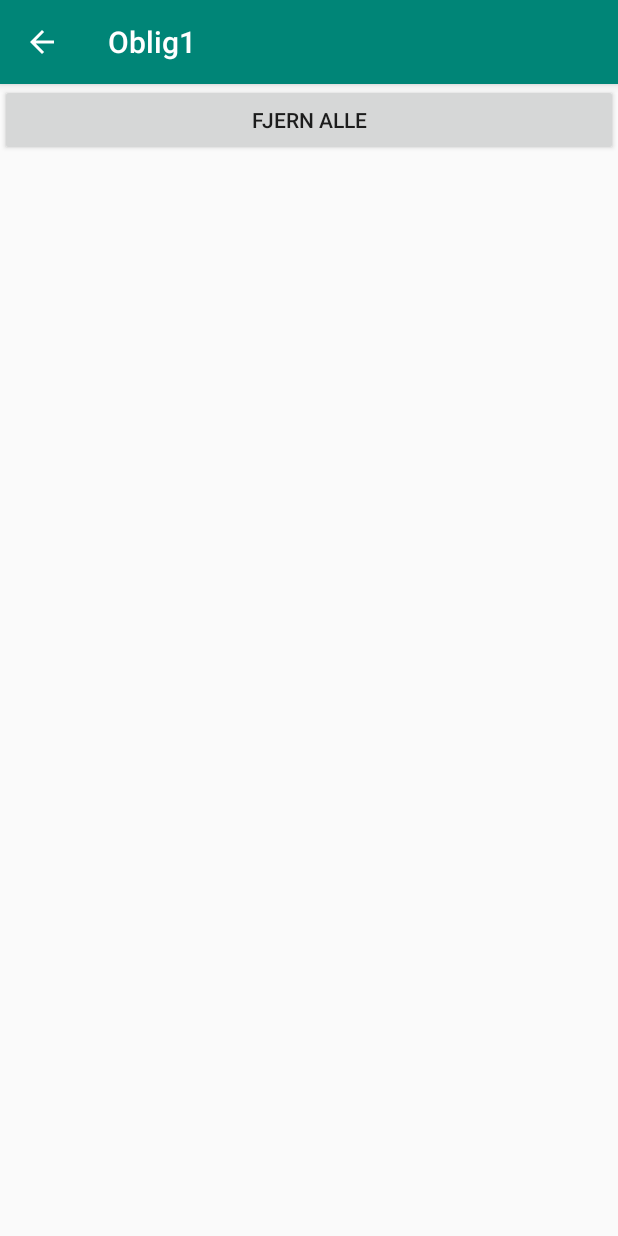
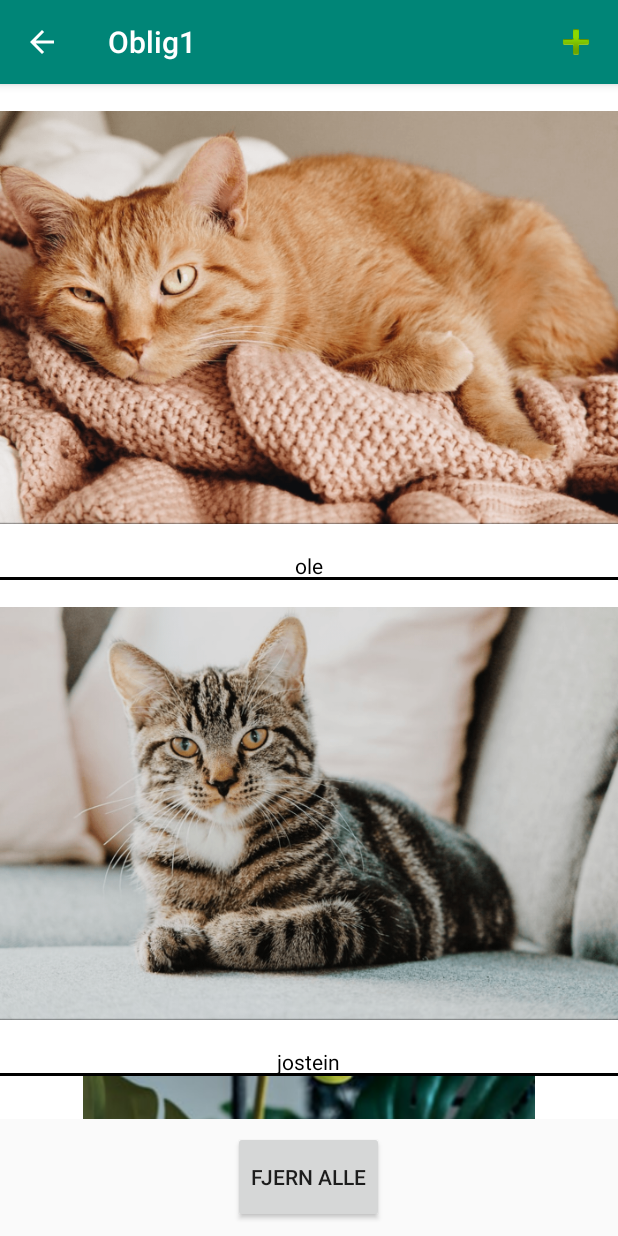
Before and after one commit to StefanGoThuen/Quiz-app, an Android app: the MainData screen opened directly, with no data from a screen before it, on a phone screen of 412 x 824 dp. Run offline under Robolectric (Android 15) with nearby library versions, the phone set to English and light mode, and no system bars.

Commit message:
brok it all

```diff
--- a/app/src/main/java/com/example/oblig1/DatabaseHandler.java
+++ b/app/src/main/java/com/example/oblig1/DatabaseHandler.java
@@ -4,6 +4,7 @@ import android.content.Context;
 import android.content.SharedPreferences;
 import android.graphics.Bitmap;
 import android.graphics.BitmapFactory;
+import android.util.Log;
 
 import com.example.oblig1.recyclerview.DatabaseItem;
 
@@ -13,20 +14,20 @@ import java.util.Map;
 
 import static android.content.Context.MODE_PRIVATE;
 
-public class DatabaseHandler {
+class DatabaseHandler {
 
 
     static void getQuizItems(Context context, ArrayList<DatabaseItem> quizItems){
-        BitmapFactory.decodeResource(context.getResources(), R.drawable.ole);
         SharedPreferences pref = context.getSharedPreferences("names", MODE_PRIVATE);
         Map allprefs = pref.getAll();
         Object[] strings = allprefs.values().toArray();
         HashMap<String, Bitmap> map = ImageHandler.retrieveImageWithName(context, getArrayList(strings));
         for(Object s: strings){
             if(s.toString().contains("_")){
-                quizItems.add(new DatabaseItem(s.toString().split("_")[1], map.get(s.toString().split("_")[1])));
+                Log.i("imageremovestuff", "getQuizItems: " + s.toString());
+                quizItems.add(new DatabaseItem(s.toString().split("_")[1], map.get(s.toString().split("_")[1]), s.toString()));
             }else{
-                quizItems.add(new DatabaseItem(s.toString(), map.get(s.toString())));
+                quizItems.add(new DatabaseItem(s.toString(), map.get(s.toString()), s.toString()));
             }
         }
         addDefaultImages(quizItems, context);
@@ -50,11 +51,11 @@ public class DatabaseHandler {
                 R.drawable.simen);
         Bitmap i5 = BitmapFactory.decodeResource(context.getResources(),
                 R.drawable.stefan);
-        DatabaseItem db1 = new DatabaseItem("ole", i1);
-        DatabaseItem db2 = new DatabaseItem("jostein", i2);
-        DatabaseItem db3 = new DatabaseItem("petter", i3);
-        DatabaseItem db4 = new DatabaseItem("simen", i4);
-        DatabaseItem db5 = new DatabaseItem("stefan", i5);
+        DatabaseItem db1 = new DatabaseItem("ole", i1, "");
+        DatabaseItem db2 = new DatabaseItem("jostein", i2, "");
+        DatabaseItem db3 = new DatabaseItem("petter", i3, "");
+        DatabaseItem db4 = new DatabaseItem("simen", i4, "");
+        DatabaseItem db5 = new DatabaseItem("stefan", i5, "");
         quizItems.add(db1);
         quizItems.add(db2);
         quizItems.add(db3);
--- a/app/src/main/java/com/example/oblig1/MainData.java
+++ b/app/src/main/java/com/example/oblig1/MainData.java
@@ -6,6 +6,8 @@ import android.graphics.Bitmap;
 import android.graphics.drawable.Drawable;
 import android.os.Bundle;
 import android.os.Environment;
+import android.view.Menu;
+import android.view.MenuItem;
 import android.view.View;
 import android.widget.ImageView;
 import android.widget.TextView;
@@ -35,13 +37,13 @@ public class MainData extends AppCompatActivity {
         setContentView(R.layout.activity_data);
         dataImage = findViewById(R.id.dataImage);
         textImage = findViewById(R.id.dataText);
-        getDataItems();
+        DatabaseHandler.getQuizItems(this , dataItems);
         initializeRecyclerView();
     }
 
 
     private void initializeRecyclerView() {
-        DatabaseRecyclerViewAdapter adapter = new DatabaseRecyclerViewAdapter(dataItems);
+        DatabaseRecyclerViewAdapter adapter = new DatabaseRecyclerViewAdapter(dataItems, this);
         RecyclerView recyclerView = findViewById(R.id.dataRecyclerView);
         recyclerView.setLayoutManager(new LinearLayoutManager(this));
         recyclerView.setAdapter(adapter);
@@ -57,27 +59,8 @@ public class MainData extends AppCompatActivity {
 
         //}
     //}
-    private void getDataItems(){
-        pref = getSharedPreferences("names", MODE_PRIVATE);
-        Map allprefs = pref.getAll();
-        Object[] strings = allprefs.values().toArray();
-        HashMap<String, Bitmap> map = ImageHandler.retrieveImageWithName(this, getArrayList(strings));
-        for(Object s: strings){
-            if(s.toString().contains("_")){
-                dataItems.add(new DatabaseItem(s.toString().split("_")[1], map.get(s.toString().split("_")[1])));
-            }else{
-                dataItems.add(new DatabaseItem(s.toString(), map.get(s.toString())));
-            }
 
-        }
-    }
-    private ArrayList<String> getArrayList(Object[] strings){
-        ArrayList<String> list = new ArrayList<String>();
-        for(Object o : strings){
-            list.add(o.toString());
-        }
-        return list;
-    }
+
     public void rmAll(View v){
         SharedPreferences pref = getSharedPreferences("names", MODE_PRIVATE);
         SharedPreferences.Editor editor = pref.edit();
@@ -96,4 +79,23 @@ public class MainData extends AppCompatActivity {
         }
     }
 
+    @Override
+    public boolean onCreateOptionsMenu(Menu menu) {
+        // R.menu.mymenu is a reference to an xml file named mymenu.xml which should be inside your res/menu directory.
+        // If you don't have res/menu, just create a directory named "menu" inside res
+        getMenuInflater().inflate(R.menu.mymenu, menu);
+        return super.onCreateOptionsMenu(menu);
+    }
+
+    // handle button activities
+    @Override
+    public boolean onOptionsItemSelected(MenuItem item) {
+        int id = item.getItemId();
+
+        if (id == R.id.mybutton) {
+            startActivity(new Intent(this, MainAdd.class));
+        }
+        return super.onOptionsItemSelected(item);
+    }
+
 }
--- a/app/src/main/java/com/example/oblig1/recyclerview/DatabaseItem.java
+++ b/app/src/main/java/com/example/oblig1/recyclerview/DatabaseItem.java
@@ -9,6 +9,15 @@ public class DatabaseItem {
 
     private String name;
     private Bitmap image;
+    private String fileName;
+
+    public String getFileName() {
+        return fileName;
+    }
+
+    public void setFileName(String fileName) {
+        this.fileName = fileName;
+    }
 
     public String getName() {
         return name;
@@ -27,11 +36,12 @@ public class DatabaseItem {
         this.image = image;
     }
 
-    public DatabaseItem(String name, Bitmap image){
+    public DatabaseItem(String name, Bitmap image, String fileName){
         Matrix m = new Matrix();
         m.setRectToRect(new RectF(0, 0, image.getWidth(), image.getHeight()), new RectF(0, 0, 700, 700), Matrix.ScaleToFit.CENTER);
         Bitmap scaledImage = Bitmap.createBitmap(image, 0, 0,  image.getWidth(),  image.getHeight(), m, true);
         this.name = name;
         this.image = scaledImage;
+        this.fileName = fileName;
     }
 }
--- a/app/src/main/java/com/example/oblig1/recyclerview/DatabaseRecyclerViewAdapter.java
+++ b/app/src/main/java/com/example/oblig1/recyclerview/DatabaseRecyclerViewAdapter.java
@@ -1,23 +1,31 @@
 package com.example.oblig1.recyclerview;
 
+import android.content.Context;
+import android.content.SharedPreferences;
 import android.view.LayoutInflater;
 import android.view.View;
 import android.view.ViewGroup;
 import android.widget.ImageView;
 import android.widget.TextView;
+import android.widget.Toast;
 
 import androidx.annotation.NonNull;
 import androidx.recyclerview.widget.RecyclerView;
 
+import com.example.oblig1.ImageHandler;
 import com.example.oblig1.R;
 
 import java.util.ArrayList;
 
+import static android.content.Context.MODE_PRIVATE;
+
 public class DatabaseRecyclerViewAdapter extends RecyclerView.Adapter<ViewHolder> {
     private ArrayList<DatabaseItem> items;
+    private Context context;
 
-    public DatabaseRecyclerViewAdapter(ArrayList<DatabaseItem> items) {
+    public DatabaseRecyclerViewAdapter(ArrayList<DatabaseItem> items, Context context) {
         this.items = items;
+        this.context = context;
     }
 
     @NonNull
@@ -29,12 +37,35 @@ public class DatabaseRecyclerViewAdapter extends RecyclerView.Adapter<ViewHolder
     }
 
     @Override
-    public void onBindViewHolder(@NonNull ViewHolder holder, int position) {
-        DatabaseItem item = items.get(position);
+    public void onBindViewHolder(@NonNull ViewHolder holder, final int position) {
+        final DatabaseItem item = items.get(position);
         ImageView imageView = holder.itemView.findViewById(R.id.dataImage);
         imageView.setImageBitmap(item.getImage());
         TextView textView = holder.itemView.findViewById(R.id.dataText);
         textView.setText(item.getName());
+        holder.itemView.findViewById(R.id.dataItemLayout).setOnLongClickListener(new View.OnLongClickListener() {
+            @Override
+            public boolean onLongClick(View v) {
+                SharedPreferences pref = context.getSharedPreferences("names", MODE_PRIVATE);
+                SharedPreferences.Editor editor = pref.edit();
+                if (ImageHandler.removeImageFromStorage(context, item.getFileName())) {
+                    editor.remove(item.getFileName());
+                    editor.apply();
+                    Toast.makeText(context, "The picture was deleted", Toast.LENGTH_SHORT).show();
+                    items.remove(item);
+                    notifyItemRemoved(position);
+                } else {
+                    Toast.makeText(context, "Failed to delete the picture", Toast.LENGTH_SHORT).show();
+                }
+                return true;
+            }
+        });
+        holder.itemView.findViewById(R.id.dataItemLayout).setOnClickListener(new View.OnClickListener() {
+            @Override
+            public void onClick(View v) {
+                //TODO give user ability to change name
+            }
+        });
     }
 
     @Override
--- a/app/src/main/res/layout/activity_data.xml
+++ b/app/src/main/res/layout/activity_data.xml
@@ -6,13 +6,18 @@
     <androidx.recyclerview.widget.RecyclerView
         android:id="@+id/dataRecyclerView"
         android:layout_width="match_parent"
-        android:layout_height="wrap_content"></androidx.recyclerview.widget.RecyclerView>
+        android:layout_height="0dp"
+        android:layout_weight="9"
+        />
 
     <Button
         android:id="@+id/rmBtn"
-        android:layout_width="match_parent"
-        android:layout_height="wrap_content"
+        android:layout_width="wrap_content"
+        android:layout_height="0dp"
+        android:layout_gravity="center"
+        android:layout_margin="8dp"
         android:onClick="rmAll"
-        android:text="Fjern alle" />
+        android:layout_weight="0.8"
+        android:text="@string/fjern_alle" />
 
 </LinearLayout>
--- a/app/src/main/res/layout/data_item.xml
+++ b/app/src/main/res/layout/data_item.xml
@@ -4,6 +4,7 @@
     android:layout_width="match_parent"
     android:layout_height="wrap_content"
     android:gravity="center"
+    android:id="@+id/dataItemLayout"
     android:background="@drawable/border_bottom"
     android:orientation="vertical">
 
--- /dev/null
+++ b/app/src/main/res/menu/mymenu.xml
@@ -0,0 +1,9 @@
+<menu xmlns:android="http://schemas.android.com/apk/res/android"
+    xmlns:app="http://schemas.android.com/apk/res-auto">
+    <item
+        android:id="@+id/mybutton"
+        android:title=""
+        app:showAsAction="always"
+        android:icon="@android:drawable/ic_input_add"
+        />
+</menu>
--- a/app/src/main/res/values/strings.xml
+++ b/app/src/main/res/values/strings.xml
@@ -5,6 +5,8 @@
     <string name="answer">Answer</string>
     <string name="quizQuestion">Question %1$s / %2$s</string>
     <string name="score">Score: %1$s / %2$s</string>
+    <string name="fjern_alle">Fjern alle</string>
+    <string name="navn">Navn</string>
 
     <string-array name="navn">
         <item>Ole</item>
```
Also changed, not shown: app/src/main/java/com/example/oblig1/ImageHandler.java (+10 -2 lines), app/src/main/res/layout/activity_add.xml (+6 -8 lines).
